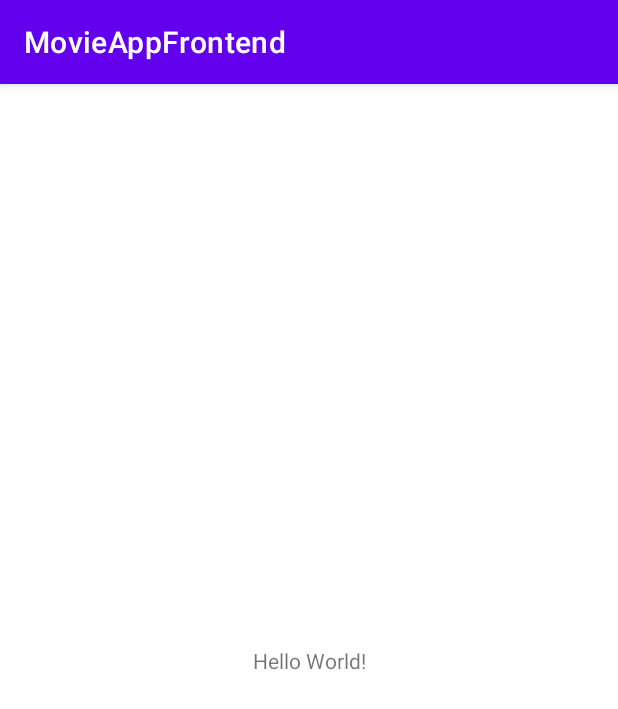
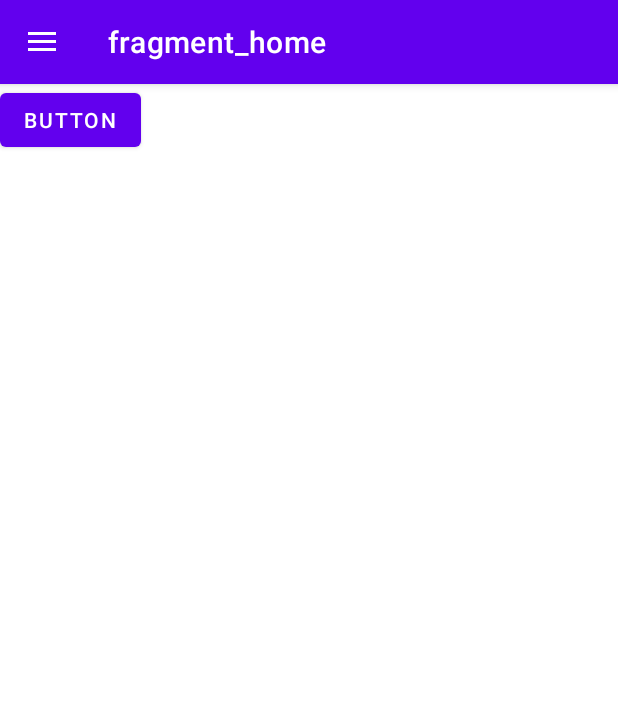
Before and after one commit to beldier/themoviedb, an Android app: the screen it shows after launch (MainActivity), on a phone screen of 412 x 824 dp. Shown: the top 709 px of the screen. Run offline under Robolectric (Android 15) with nearby library versions, the phone set to English and light mode, and no system bars; our stand-ins replace data binding, navigation-ui.

Commit message:
feature #1: Add navigation to detail

```diff
--- a/app/build.gradle
+++ b/app/build.gradle
@@ -1,6 +1,7 @@
 plugins {
     id 'com.android.application'
     id 'kotlin-android'
+    id 'androidx.navigation.safeargs'
 }
 
 android {
@@ -16,7 +17,9 @@ android {
 
         testInstrumentationRunner "androidx.test.runner.AndroidJUnitRunner"
     }
-
+    dataBinding {
+        enabled  true
+    }
     buildTypes {
         release {
             minifyEnabled false
@@ -40,6 +43,8 @@ dependencies {
     implementation 'com.google.android.material:material:1.2.1'
     implementation 'androidx.constraintlayout:constraintlayout:2.0.4'
     implementation 'androidx.legacy:legacy-support-v4:1.0.0'
+    implementation 'androidx.navigation:navigation-fragment-ktx:2.3.1'
+    implementation 'androidx.navigation:navigation-ui-ktx:2.3.1'
     testImplementation 'junit:junit:4.+'
     androidTestImplementation 'androidx.test.ext:junit:1.1.2'
     androidTestImplementation 'androidx.test.espresso:espresso-core:3.3.0'
--- a/app/src/main/java/com/example/movieappfrontend/MainActivity.kt
+++ b/app/src/main/java/com/example/movieappfrontend/MainActivity.kt
@@ -3,10 +3,26 @@ package com.example.movieappfrontend
 
 import androidx.appcompat.app.AppCompatActivity
 import android.os.Bundle
+import androidx.databinding.DataBindingUtil
+import androidx.drawerlayout.widget.DrawerLayout
+import androidx.navigation.findNavController
+import androidx.navigation.ui.NavigationUI
+import com.example.movieappfrontend.databinding.ActivityMainBinding
 
 class MainActivity : AppCompatActivity() {
+    private lateinit var drawerLayout: DrawerLayout
+
     override fun onCreate(savedInstanceState: Bundle?) {
         super.onCreate(savedInstanceState)
-        setContentView(R.layout.activity_main)
+        val binding = DataBindingUtil.setContentView<ActivityMainBinding>   (this, R.layout.activity_main)
+        drawerLayout = binding.drawerLayout
+        val navController = this.findNavController(R.id.myNavHostFragment)
+        NavigationUI.setupActionBarWithNavController(this,navController,drawerLayout)
+        NavigationUI.setupWithNavController(binding.navView, navController)
+    }
+
+    override fun onSupportNavigateUp(): Boolean {
+        val navController = this.findNavController(R.id.myNavHostFragment)
+        return NavigationUI.navigateUp(navController,drawerLayout)
     }
 }
--- a/app/src/main/java/com/example/movieappfrontend/ui/home/HomeFragment.kt
+++ b/app/src/main/java/com/example/movieappfrontend/ui/home/HomeFragment.kt
@@ -5,7 +5,12 @@ import androidx.fragment.app.Fragment
 import android.view.LayoutInflater
 import android.view.View
 import android.view.ViewGroup
+import android.widget.Toast
+import androidx.databinding.DataBindingUtil
+import androidx.navigation.findNavController
 import com.example.movieappfrontend.R
+import com.example.movieappfrontend.databinding.FragmentHomeBinding
+import com.example.movieappfrontend.ui.moviedetail.MovieDetailFragment
 
 // TODO: Rename parameter arguments, choose names that match
 // the fragment initialization parameters, e.g. ARG_ITEM_NUMBER
@@ -18,43 +23,19 @@ private const val ARG_PARAM2 = "param2"
  * create an instance of this fragment.
  */
 class HomeFragment : Fragment() {
-    // TODO: Rename and change types of parameters
-    private var param1: String? = null
-    private var param2: String? = null
-
-    override fun onCreate(savedInstanceState: Bundle?) {
-        super.onCreate(savedInstanceState)
-        arguments?.let {
-            param1 = it.getString(ARG_PARAM1)
-            param2 = it.getString(ARG_PARAM2)
-        }
-    }
 
     override fun onCreateView(
         inflater: LayoutInflater, container: ViewGroup?,
         savedInstanceState: Bundle?
     ): View? {
+        val binding = DataBindingUtil.inflate<FragmentHomeBinding>(
+            inflater, R.layout.fragment_home, container, false
+        )
+        binding.buttonDetail.setOnClickListener { view:View ->
+            view.findNavController().navigate(HomeFragmentDirections.actionHomeFragmentToMovieDetailFragment())
+        }
         // Inflate the layout for this fragment
-        return inflater.inflate(R.layout.fragment_home, container, false)
+        return binding.root
     }
 
-    companion object {
-        /**
-         * Use this factory method to create a new instance of
-         * this fragment using the provided parameters.
-         *
-         * @param param1 Parameter 1.
-         * @param param2 Parameter 2.
-         * @return A new instance of fragment HomeFragment.
-         */
-        // TODO: Rename and change types and number of parameters
-        @JvmStatic
-        fun newInstance(param1: String, param2: String) =
-            HomeFragment().apply {
-                arguments = Bundle().apply {
-                    putString(ARG_PARAM1, param1)
-                    putString(ARG_PARAM2, param2)
-                }
-            }
-    }
 }
--- a/app/src/main/res/layout/activity_main.xml
+++ b/app/src/main/res/layout/activity_main.xml
@@ -1,18 +1,31 @@
 <?xml version="1.0" encoding="utf-8"?>
-<androidx.constraintlayout.widget.ConstraintLayout xmlns:android="http://schemas.android.com/apk/res/android"
-    xmlns:app="http://schemas.android.com/apk/res-auto"
-    xmlns:tools="http://schemas.android.com/tools"
-    android:layout_width="match_parent"
-    android:layout_height="match_parent"
-    tools:context=".MainActivity">
+<layout xmlns:android="http://schemas.android.com/apk/res/android"
+    xmlns:app="http://schemas.android.com/apk/res-auto">
 
-    <TextView
-        android:layout_width="wrap_content"
-        android:layout_height="wrap_content"
-        android:text="Hello World!"
-        app:layout_constraintBottom_toBottomOf="parent"
-        app:layout_constraintLeft_toLeftOf="parent"
-        app:layout_constraintRight_toRightOf="parent"
-        app:layout_constraintTop_toTopOf="parent" />
+    <androidx.drawerlayout.widget.DrawerLayout
+        android:id="@+id/drawerLayout"
+        android:layout_width="match_parent"
+        android:layout_height="match_parent">
 
-</androidx.constraintlayout.widget.ConstraintLayout>
+        <LinearLayout
+            android:layout_width="match_parent"
+            android:layout_height="match_parent"
+            android:orientation="vertical">
+
+            <fragment
+                android:id="@+id/myNavHostFragment"
+                android:name="androidx.navigation.fragment.NavHostFragment"
+                android:layout_width="match_parent"
+                android:layout_height="match_parent"
+                app:defaultNavHost="true"
+                app:navGraph="@navigation/navigation" />
+        </LinearLayout>
+
+        <com.google.android.material.navigation.NavigationView
+            android:id="@+id/navView"
+            android:layout_width="wrap_content"
+            android:layout_height="match_parent"
+            android:layout_gravity="start"
+            app:menu="@menu/navdrawer_menu" />
+    </androidx.drawerlayout.widget.DrawerLayout>
+</layout>
--- a/app/src/main/res/layout/fragment_home.xml
+++ b/app/src/main/res/layout/fragment_home.xml
@@ -1,14 +1,28 @@
 <?xml version="1.0" encoding="utf-8"?>
-<FrameLayout xmlns:android="http://schemas.android.com/apk/res/android"
+
+
+<layout xmlns:android="http://schemas.android.com/apk/res/android"
+    xmlns:app="http://schemas.android.com/apk/res-auto"
     xmlns:tools="http://schemas.android.com/tools"
-    android:layout_width="match_parent"
-    android:layout_height="match_parent"
-    tools:context=".ui.home.HomeFragment">
+    tools:context="com.example.android.navigation.HomeFragment">
 
-    <!-- TODO: Update blank fragment layout -->
-    <TextView
+    <data>
+        <variable
+            name="home"
+            type="com.example.movieappfrontend.ui.home.HomeFragment" />
+    </data>
+
+    <FrameLayout
         android:layout_width="match_parent"
-        android:layout_height="match_parent"
-        android:text="@string/hello_blank_fragment" />
+        android:layout_height="match_parent">
 
-</FrameLayout>
+        <!-- TODO: Update blank fragment layout -->
+
+        <Button
+            android:id="@+id/buttonDetail"
+            android:layout_width="wrap_content"
+            android:layout_height="wrap_content"
+            android:text="Button" />
+
+    </FrameLayout>
+</layout>
--- /dev/null
+++ b/app/src/main/res/menu/navdrawer_menu.xml
@@ -0,0 +1,10 @@
+<?xml version="1.0" encoding="utf-8"?>
+<menu xmlns:android="http://schemas.android.com/apk/res/android">
+
+    <item
+        android:id="@+id/tvseriesFragment"
+        android:title="tv series" />
+    <item
+        android:id="@+id/whislistFragment"
+        android:title="Whislist" />
+</menu>
--- /dev/null
+++ b/app/src/main/res/navigation/navigation.xml
@@ -0,0 +1,32 @@
+<?xml version="1.0" encoding="utf-8"?>
+<navigation xmlns:android="http://schemas.android.com/apk/res/android"
+    xmlns:app="http://schemas.android.com/apk/res-auto"
+    xmlns:tools="http://schemas.android.com/tools"
+    android:id="@+id/navigation"
+    app:startDestination="@id/homeFragment">
+
+    <fragment
+        android:id="@+id/homeFragment"
+        android:name="com.example.movieappfrontend.ui.home.HomeFragment"
+        android:label="fragment_home"
+        tools:layout="@layout/fragment_home" >
+        <action
+            android:id="@+id/action_homeFragment_to_movieDetailFragment"
+            app:destination="@id/movieDetailFragment" />
+    </fragment>
+    <fragment
+        android:id="@+id/movieDetailFragment"
+        android:name="com.example.movieappfrontend.ui.moviedetail.MovieDetailFragment"
+        android:label="fragment_movie_detail"
+        tools:layout="@layout/fragment_movie_detail" />
+    <fragment
+        android:id="@+id/tvseriesFragment"
+        android:name="com.example.movieappfrontend.ui.tvseries.TvseriesFragment"
+        android:label="fragment_tvseries"
+        tools:layout="@layout/fragment_tvseries" />
+    <fragment
+        android:id="@+id/whishlistFragment"
+        android:name="com.example.movieappfrontend.ui.whishlist.WhishlistFragment"
+        android:label="fragment_whishlist"
+        tools:layout="@layout/fragment_whishlist" />
+</navigation>
--- a/build.gradle
+++ b/build.gradle
@@ -1,6 +1,8 @@
 // Top-level build file where you can add configuration options common to all sub-projects/modules.
 buildscript {
     ext.kotlin_version = "1.3.72"
+    ext.navigation_version = "2.3.0"
+
     repositories {
         google()
         jcenter()
@@ -8,6 +10,7 @@ buildscript {
     dependencies {
         classpath "com.android.tools.build:gradle:4.1.0"
         classpath "org.jetbrains.kotlin:kotlin-gradle-plugin:$kotlin_version"
+        classpath "androidx.navigation:navigation-safe-args-gradle-plugin:$navigation_version"
 
         // NOTE: Do not place your application dependencies here; they belong
         // in the individual module build.gradle files
```
